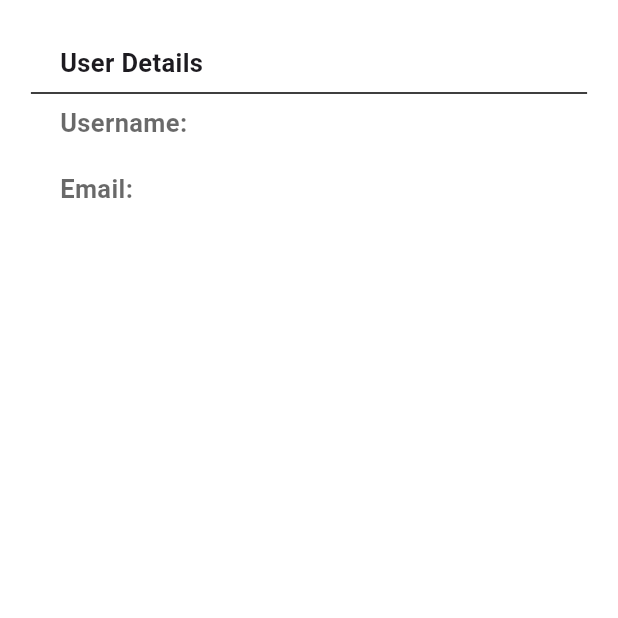
After one commit to simong2/kindred, a Flutter app: the OrgProfile screen opened directly, on a phone screen of 412 x 824 dp, the top half of it. The commit adds this screen. Run offline on Flutter 3.47's test engine with Material 3 defaults, Android fonts, the phone set to English and light mode, and no system bars; our stand-ins replace firebase_auth, firebase_core, flutter_dotenv, google_fonts; accounts and stored records are empty; network calls fail.

Commit message:
Load Organisations Screens From Sandra

```diff
--- /dev/null
+++ b/lib/screens/organisation/orgprofile.dart
@@ -0,0 +1,104 @@
+import 'package:firebase_core/firebase_core.dart';
+import 'package:flutter/material.dart';
+import 'package:flutter_dotenv/flutter_dotenv.dart';
+import 'package:kindred/firebase_options.dart';
+
+class OrgProfile extends StatefulWidget {
+  const OrgProfile({super.key});
+
+  @override
+  State<OrgProfile> createState() => _ProfileState();
+}
+
+class _ProfileState extends State<OrgProfile> {
+  @override
+  Widget build(BuildContext context) {
+    double width = MediaQuery.sizeOf(context).width;
+    double height = MediaQuery.sizeOf(context).height;
+    return Scaffold(
+      backgroundColor: Colors.white,
+      body: Column(
+        children: [
+
+          Expanded(
+            child: SizedBox(
+              width: double.infinity,
+              child: Container(
+                decoration: const BoxDecoration(
+                  color: Colors.white,
+                  borderRadius: BorderRadius.vertical(
+                    top: Radius.circular(30),
+                  ),
+                ),
+                child: Column(
+
+                  children: [
+                    const SizedBox(
+                      height: 30,
+                    ),
+                    const Row(
+                      children: [
+                        SizedBox(
+                          width: 40
+                        ),
+                        Text(
+                          style: TextStyle(
+                            fontSize: 17,
+                            fontWeight: FontWeight.bold,
+                          ),
+                          textAlign: TextAlign.left,
+                          "User Details"
+                        ),
+                      ],
+                    ),
+                    Divider(
+                      color: Colors.black,
+                      indent: width * 0.05,
+                      endIndent: width * 0.05,
+                    ),
+                    const Row(
+                      children: [
+                        SizedBox(
+                          width: 40
+                        ),
+                        Text(
+                          style: TextStyle(
+                            fontSize: 17,
+                            fontWeight: FontWeight.bold,
+                            color: Color.fromARGB(150, 0, 0, 0),
+                          ),
+                          textAlign: TextAlign.left,
+                          "Username:"
+                        ),
+                      ],
+                    ),
+                    const SizedBox(
+                      height:20,
+                    ),
+                    const Row(
+                      children: [
+                        SizedBox(
+                          width: 40
+                        ),
+                        Text(
+                          style: TextStyle(
+                            fontSize: 17,
+                            fontWeight: FontWeight.bold,
+                            color: Color.fromARGB(150, 0, 0, 0),
+                          ),
+                          textAlign: TextAlign.left,
+                          "Email: "
+                        ),
+                      ],
+                    ),
+
+                  ]
+                ),
+              ),
+            ),
+          ),
+        ],
+      ),
+    );
+  }
+}
```
Also changed, not shown: lib/screens/RequestFormsListScreen.dart (+0 -7 lines), lib/screens/login.dart (+0 -7 lines), lib/screens/organisation/main_org_screen.dart (added, +69 -0 lines), lib/screens/organisation/orglogin.dart (added, +105 -0 lines), lib/screens/organisation/orgsign_up.dart (added, +187 -0 lines).
